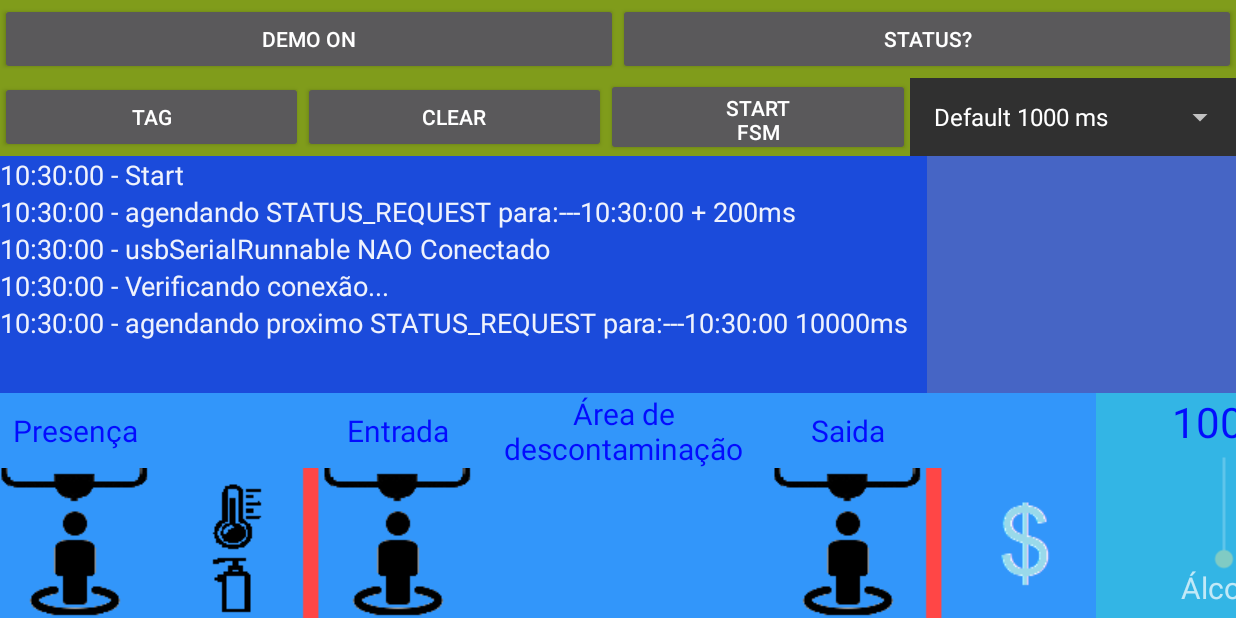
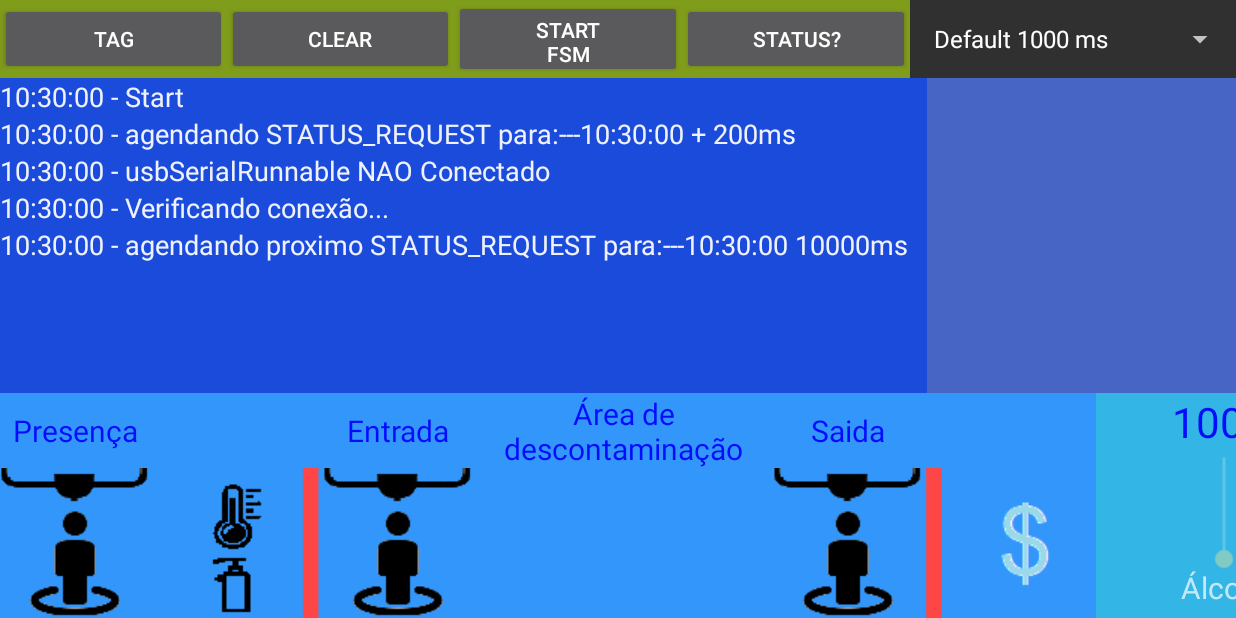
Before and after one commit to AnaniasLima/AppPortalDemo, an Android app: the screen it shows after launch (MainActivity), on a phone screen of 824 x 412 dp (held sideways). Run offline under Robolectric (Android 15) with nearby library versions, the phone set to English and light mode, and no system bars; our stand-ins replace Timber; libraries missing offline, so code that uses them is left out: com.felhr.usbserial.

Commit message:
entrando no portal

```diff
--- a/app/src/main/java/com/example/appportaldemo/Config.kt
+++ b/app/src/main/java/com/example/appportaldemo/Config.kt
@@ -15,18 +15,15 @@ import java.nio.charset.Charset
 
 
 enum class ConfigType(val type: Int, val token: String) {
-    SERVER          (0, "SERVER"),
-    CREDIT_VALUE    (1, "CREDIT_VALUE"),
-    ALARM_TIME      (2, "ALARM_TIME"),
-    DEMO_TIME       (3, "DEMO_TIME"),
-    TRY_TIME        (4, "TRY_TIME"),
-    BILL_AUTOMATIC  (5, "BILL_AUTOMATIC"),
-    DURING_TRY_AUDIO(6, "DURING_TRY_AUDIO"),
-    ON_LOSE_AUDIO   (7, "ON_LOSE_AUDIO"),
-    ON_WIN_VIDEO    (8, "ON_WIN_VIDEO"),
-    ON_DEMO_VIDEO   (9, "ON_DEMO_VIDEO"),
-    MONEY_VIDEO     (10, "MONEY_VIDEO"),
-    CARD_VIDEO      (11, "CARD_VIDEO"),
+    SERVER                 (0, "SERVER"),
+    WAITING_VIDEO          (1, "WAITING_VIDEO"),
+    WELCOME_VIDEO          (2, "WELCOME_VIDEO"),
+    THERMOMETER_INSTRUCTION(3, "THERMOMETER_INSTRUCTION"),
+    ALCOHOL_INSTRUCTION    (4, "ALCOHOL_INSTRUCTION"),
+    FEVER_INSTRUCTION      (5, "FEVER_INSTRUCTION"),
+    ENTER_INSTRUCTION      (6, "ENTER_INSTRUCTION"),
+    ON_DEMO_VIDEO          (7, "ON_DEMO_VIDEO"),
+
     SENSOR1_VALUE   (12, "SENSOR1_VALUE"),
     SENSOR2_VALUE   (13, "SENSOR2_VALUE"),
     SENSOR3_VALUE   (14, "SENSOR3_VALUE");
@@ -38,20 +35,42 @@ object Config {
 
         var msgErro: String? = null
         var server: Server = Server("http://vm.sger.com.br/", 1234, "", "")
-        var creditValue: Int = 500
-        var alarmTime: Int = 30
-        var demoTime: Int = 120
-        var tryTime: Int = 40
-        var automaticBillAcceptor = 1
-        var audioTry: Media = Media("A_Playing.mp3", 99)
-        var audioLose: Media = Media("A_Gameover.mp3", 99)
-        var videoWin: Media = Media("V_Success.mp4", 99)
+
+
+        var waitingVideo: ArrayList<Media> = arrayListOf(
+            Media("V_Demo1.mp3", 99),
+            Media("V_Demo2.mp3", 99)
+        )
+
+        var welcomeVideo: ArrayList<Media> = arrayListOf(
+            Media("V_Demo1.mp3", 99),
+            Media("V_Demo2.mp3", 99)
+        )
+
+        var thermometerVideo: ArrayList<Media> = arrayListOf(
+            Media("V_Demo1.mp3", 99),
+            Media("V_Demo2.mp3", 99)
+        )
+
+        var alcoholVideo: ArrayList<Media> = arrayListOf(
+            Media("V_Demo1.mp3", 99),
+            Media("V_Demo2.mp3", 99)
+        )
+
+        var feverVideo: ArrayList<Media> = arrayListOf(
+            Media("V_Demo1.mp3", 99),
+            Media("V_Demo2.mp3", 99)
+        )
+
+        var enterVideo: ArrayList<Media> = arrayListOf(
+            Media("V_Demo1.mp3", 99),
+            Media("V_Demo2.mp3", 99)
+        )
+
         var videosDemo: ArrayList<Media> = arrayListOf(
             Media("V_Demo1.mp3", 99),
             Media("V_Demo2.mp3", 99)
         )
-        var videoMoney: Media = Media("V_Money.mp4", 99)
-        var videoCard: Media = Media("V_Card.mp4", 99)
 
         var sensor1DistanciaDetecta: Int = 50
         var sensor2DistanciaDetecta: Int = 50
@@ -86,23 +105,17 @@ object Config {
             for (value in ConfigType.values()) {
                 curItem = value.token
                 when(value) {
-                    ConfigType.SERVER            -> server      = getServer(jsonObject.getJSONObject(value.token))
-                    ConfigType.CREDIT_VALUE      -> creditValue = jsonObject.getInt(value.token)
-                    ConfigType.ALARM_TIME        -> alarmTime   = jsonObject.getInt(value.token)
-                    ConfigType.DEMO_TIME         -> demoTime    = jsonObject.getInt(value.token)
-                    ConfigType.TRY_TIME          -> tryTime     = jsonObject.getInt(value.token)
-                    ConfigType.BILL_AUTOMATIC    -> automaticBillAcceptor   = jsonObject.getInt(value.token)
-                    ConfigType.ON_DEMO_VIDEO     -> videosDemo  = getDemoVideos(jsonObject.getJSONArray(value.token))
-                    ConfigType.DURING_TRY_AUDIO  -> audioTry    = getMedia(jsonObject.getJSONObject(value.token))
-                    ConfigType.ON_LOSE_AUDIO     -> audioLose   = getMedia(jsonObject.getJSONObject(value.token))
-                    ConfigType.ON_WIN_VIDEO      -> videoWin    = getMedia(jsonObject.getJSONObject(value.token))
-                    ConfigType.MONEY_VIDEO       -> videoMoney  = getMedia(jsonObject.getJSONObject(value.token))
-                    ConfigType.CARD_VIDEO        -> videoCard   = getMedia(jsonObject.getJSONObject(value.token))
-
-                    ConfigType.SENSOR1_VALUE     -> sensor1DistanciaDetecta = jsonObject.getInt(value.token)
-                    ConfigType.SENSOR2_VALUE     -> sensor2DistanciaDetecta = jsonObject.getInt(value.token)
-                    ConfigType.SENSOR3_VALUE     -> sensor3DistanciaDetecta = jsonObject.getInt(value.token)
-
+                    ConfigType.SERVER                  -> server      = getServer(jsonObject.getJSONObject(value.token))
+                    ConfigType.WAITING_VIDEO           -> waitingVideo     = getVideos(jsonObject.getJSONArray(value.token))
+                    ConfigType.WELCOME_VIDEO           -> welcomeVideo     = getVideos(jsonObject.getJSONArray(value.token))
+                    ConfigType.THERMOMETER_INSTRUCTION -> thermometerVideo = getVideos(jsonObject.getJSONArray(value.token))
+                    ConfigType.ALCOHOL_INSTRUCTION     -> alcoholVideo     = getVideos(jsonObject.getJSONArray(value.token))
+                    ConfigType.FEVER_INSTRUCTION       -> feverVideo       = getVideos(jsonObject.getJSONArray(value.token))
+                    ConfigType.ENTER_INSTRUCTION       -> enterVideo       = getVideos(jsonObject.getJSONArray(value.token))
+                    ConfigType.ON_DEMO_VIDEO           -> videosDemo       = getVideos(jsonObject.getJSONArray(value.token))
+                    ConfigType.SENSOR1_VALUE           -> sensor1DistanciaDetecta = jsonObject.getInt(value.token)
+                    ConfigType.SENSOR2_VALUE           -> sensor2DistanciaDetecta = jsonObject.getInt(value.token)
+                    ConfigType.SENSOR3_VALUE           -> sensor3DistanciaDetecta = jsonObject.getInt(value.token)
                 }
             }
         } catch (e: Exception) {
@@ -120,28 +133,50 @@ object Config {
         for (value in ConfigType.values()) {
             when(value) {
                 ConfigType.SERVER            -> Timber.i("%-20s = %s", value.token, server.toString())
-                ConfigType.CREDIT_VALUE      -> Timber.i("%-20s = %d", value.token, creditValue)
-                ConfigType.ALARM_TIME        -> Timber.i("%-20s = %d", value.token, alarmTime)
-                ConfigType.DEMO_TIME         -> Timber.i("%-20s = %d", value.token, demoTime)
-                ConfigType.TRY_TIME          -> Timber.i("%-20s = %d", value.token, tryTime)
-                ConfigType.BILL_AUTOMATIC    -> Timber.i("%-20s = %d", value.token, automaticBillAcceptor)
+
+                ConfigType.WAITING_VIDEO     -> {
+                    waitingVideo.forEach {
+                        Timber.i("%-20s Volume: %d File:[%s]", value.token, it.volume, it.filename)
+                    }
+                }
+
+                ConfigType.WELCOME_VIDEO     -> {
+                    welcomeVideo.forEach {
+                        Timber.i("%-20s Volume: %d File:[%s]", value.token, it.volume, it.filename)
+                    }
+                }
+
+                ConfigType.THERMOMETER_INSTRUCTION     -> {
+                    thermometerVideo.forEach {
+                        Timber.i("%-20s Volume: %d File:[%s]", value.token, it.volume, it.filename)
+                    }
+                }
+
+                ConfigType.ALCOHOL_INSTRUCTION     -> {
+                    alcoholVideo.forEach {
+                        Timber.i("%-20s Volume: %d File:[%s]", value.token, it.volume, it.filename)
+                    }
+                }
+
+                ConfigType.FEVER_INSTRUCTION     -> {
+                    feverVideo.forEach {
+                        Timber.i("%-20s Volume: %d File:[%s]", value.token, it.volume, it.filename)
+                    }
+                }
+                ConfigType.ENTER_INSTRUCTION     -> {
+                    enterVideo.forEach {
+                        Timber.i("%-20s Volume: %d File:[%s]", value.token, it.volume, it.filename)
+                    }
+                }
+
                 ConfigType.ON_DEMO_VIDEO     -> {
                     videosDemo.forEach {
                         Timber.i("%-20s Volume: %d File:[%s]", value.token, it.volume, it.filename)
                     }
                 }
-                ConfigType.DURING_TRY_AUDIO  -> Timber.i("%-20s Volume: %d File:[%s]", value.token, audioTry.volume, audioTry.filename)
-                ConfigType.ON_LOSE_AUDIO     -> Timber.i("%-20s Volume: %d File:[%s]", value.token, audioLose.volume, audioLose.filename)
-                ConfigType.ON_WIN_VIDEO      -> Timber.i("%-20s Volume: %d File:[%s]", value.token, videoWin.volume, videoWin.filename)
-                ConfigType.MONEY_VIDEO       -> Timber.i("%-20s Volume: %d File:[%s]", value.token, videoMoney.volume, videoMoney.filename)
-                ConfigType.CARD_VIDEO        -> Timber.i("%-20s Volume: %d File:[%s]", value.token, videoCard.volume, videoCard.filename)
-
                 ConfigType.SENSOR1_VALUE          -> Timber.i("%-20s = %d", value.token, sensor1DistanciaDetecta)
                 ConfigType.SENSOR2_VALUE          -> Timber.i("%-20s = %d", value.token, sensor2DistanciaDetecta)
                 ConfigType.SENSOR3_VALUE          -> Timber.i("%-20s = %d", value.token, sensor3DistanciaDetecta)
-
-
-
             }
         }
     }
@@ -178,7 +213,7 @@ object Config {
         )
     }
 
-    private fun getDemoVideos(jsonArray: JSONArray): ArrayList<Media> {
+    private fun getVideos(jsonArray: JSONArray): ArrayList<Media> {
         val medias = ArrayList<Media>()
         for ( x in 0 until jsonArray.length()) {
             medias.add( Media(
--- a/app/src/main/res/layout/activity_main.xml
+++ b/app/src/main/res/layout/activity_main.xml
@@ -22,13 +22,6 @@
         app:layout_constraintGuide_begin="52dp" />
 
     <androidx.constraintlayout.widget.Guideline
-        android:id="@+id/gl_top2"
-        android:layout_width="wrap_content"
-        android:layout_height="wrap_content"
-        android:orientation="horizontal"
-        app:layout_constraintGuide_begin="104dp" />
-
-    <androidx.constraintlayout.widget.Guideline
         android:id="@+id/gl_bottom"
         android:layout_width="wrap_content"
         android:layout_height="wrap_content"
@@ -38,36 +31,11 @@
 
     // Primeira linha --------------------------------------
 
-    <LinearLayout android:id="@+id/topArea1"
-        android:layout_width="match_parent"
+    <LinearLayout android:id="@+id/topArea2"
+        android:layout_width="0dp"
         android:layout_height="0dp"
         app:layout_constraintTop_toTopOf="parent"
         app:layout_constraintBottom_toTopOf="@+id/gl_top1"
-        android:background="@color/colorTopArea1"
-        android:orientation="horizontal">
-
-        <Button android:id="@+id/btnDemoOn"
-            android:layout_width="wrap_content"
-            android:layout_height="wrap_content"
-            android:layout_gravity="center"
-            android:layout_weight="1"
-            android:text="@string/demoOn" />
-
-        <Button android:id="@+id/btnStatusRequest"
-            android:layout_width="wrap_content"
-            android:layout_height="wrap_content"
-            android:layout_gravity="center"
-            android:layout_weight="1"
-            android:text="@string/statusRequest" />
-    </LinearLayout>
-
-    // Segunda linha --------------------------------------
-
-    <LinearLayout android:id="@+id/topArea2"
-        android:layout_width="0dp"
-        android:layout_height="0dp"
-        app:layout_constraintTop_toTopOf="@+id/gl_top1"
-        app:layout_constraintBottom_toTopOf="@+id/gl_top2"
         app:layout_constraintStart_toStartOf="parent"
         app:layout_constraintEnd_toStartOf="@+id/spinnerMachine"
         android:background="@color/colorTopArea2"
@@ -94,6 +62,14 @@
             android:layout_weight="1"
             android:text="@string/startStateMachine" />
 
+        <Button android:id="@+id/btnStatusRequest"
+            android:layout_width="wrap_content"
+            android:layout_height="wrap_content"
+            android:layout_gravity="center"
+            android:layout_weight="1"
+            android:text="@string/statusRequest" />
+
+
     </LinearLayout>
 
     <Spinner android:id="@+id/spinnerMachine"
@@ -101,8 +77,8 @@
         android:layout_height="0dp"
         android:textAlignment="center"
         app:layout_constraintEnd_toEndOf="parent"
-        app:layout_constraintTop_toTopOf="@+id/gl_top1"
-        app:layout_constraintBottom_toTopOf="@+id/gl_top2"
+        app:layout_constraintTop_toTopOf="parent"
+        app:layout_constraintBottom_toTopOf="@+id/gl_top1"
         />
 
     // Parte central --------------------------------------
@@ -114,7 +90,7 @@
         app:layout_constraintBottom_toTopOf="@+id/gl_bottom"
         app:layout_constraintEnd_toStartOf="@+id/gl_right"
         app:layout_constraintStart_toStartOf="parent"
-        app:layout_constraintTop_toTopOf="@+id/gl_top2" />
+        app:layout_constraintTop_toTopOf="@+id/gl_top1" />
 
     <androidx.recyclerview.widget.RecyclerView android:id="@+id/history_recycler_view"
         android:layout_width="0dp"
@@ -123,7 +99,7 @@
         app:layout_constraintBottom_toTopOf="@+id/gl_bottom"
         app:layout_constraintStart_toStartOf="@+id/gl_right"
         app:layout_constraintEnd_toEndOf="parent"
-        app:layout_constraintTop_toTopOf="@+id/gl_top2" />
+        app:layout_constraintTop_toTopOf="@+id/gl_top1" />
 
     <VideoView android:id="@+id/video_view"
         android:layout_width="0dp"
@@ -132,7 +108,7 @@
         app:layout_constraintBottom_toTopOf="@+id/gl_bottom"
         app:layout_constraintEnd_toStartOf="@+id/gl_right"
         app:layout_constraintStart_toStartOf="parent"
-        app:layout_constraintTop_toTopOf="@+id/gl_top2" />
+        app:layout_constraintTop_toTopOf="@+id/gl_top1" />
 
     <Button android:id="@+id/btn_modo_waiting_person"
         android:text="AGUARDANDO PESSOA"
@@ -145,7 +121,7 @@
         app:layout_constraintBottom_toTopOf="@+id/gl_bottom"
         app:layout_constraintEnd_toStartOf="@+id/gl_right"
         app:layout_constraintStart_toStartOf="parent"
-        app:layout_constraintTop_toTopOf="@+id/gl_top2" />
+        app:layout_constraintTop_toTopOf="@+id/gl_top1" />
 
     <Button android:id="@+id/btnInvisivel"
         android:text=""
@@ -155,7 +131,7 @@
         app:layout_constraintBottom_toTopOf="@+id/gl_bottom"
         app:layout_constraintEnd_toStartOf="@+id/gl_right"
         app:layout_constraintStart_toStartOf="parent"
-        app:layout_constraintTop_toTopOf="@+id/gl_top2"
+        app:layout_constraintTop_toTopOf="@+id/gl_top1"
         android:background="?android:selectableItemBackground"/>
 
     // Rodape --------------------------------------
@@ -488,38 +464,6 @@
 
     </LinearLayout>
 
-    <Button android:id="@+id/btnStartVideo"
-        android:layout_width="wrap_content"
-        android:layout_height="wrap_content"
-        android:layout_marginStart="10dp"
-        android:text="StartVideo"
-        app:layout_constraintBottom_toBottomOf="parent"
-        app:layout_constraintStart_toEndOf="@+id/ll_balancas"
-        app:layout_constraintTop_toTopOf="@+id/gl_bottom" />
-
-    <Button android:id="@+id/btnStopVideo"
-        android:layout_width="wrap_content"
-        android:layout_height="wrap_content"
-        android:layout_marginStart="10dp"
-        android:text="StopVideo"
-        app:layout_constraintBottom_toBottomOf="parent"
-        app:layout_constraintStart_toEndOf="@+id/btnStartVideo"
-        app:layout_constraintTop_toTopOf="@+id/gl_bottom" />
-
-
-    <Button android:id="@+id/btn_runningDemo"
-        android:layout_width="wrap_content"
-        android:layout_height="wrap_content"
-        android:background="@color/colorButtonRunningDemo"
-        android:textColor="@color/colorTextRunningDemo"
-        android:clickable="false"
-        android:visibility="invisible"
-        android:text="   Aguarde \n Demostração"
-        android:textAlignment="center"
-        app:layout_constraintBottom_toBottomOf="parent"
-        app:layout_constraintStart_toEndOf="@+id/btnStopVideo"
-        app:layout_constraintTop_toTopOf="@+id/gl_bottom" />
-
 
     // Outros --------------------------------------
 
```
Also changed, not shown: app/src/main/java/com/example/appportaldemo/CleaningMachine.kt (+44 -36 lines), app/src/main/java/com/example/appportaldemo/MainActivity.kt (+24 -61 lines), app/src/main/java/com/example/appportaldemo/WaitingMode.kt (+43 -61 lines), app/src/main/res/raw/config.json (+18 -43 lines).
